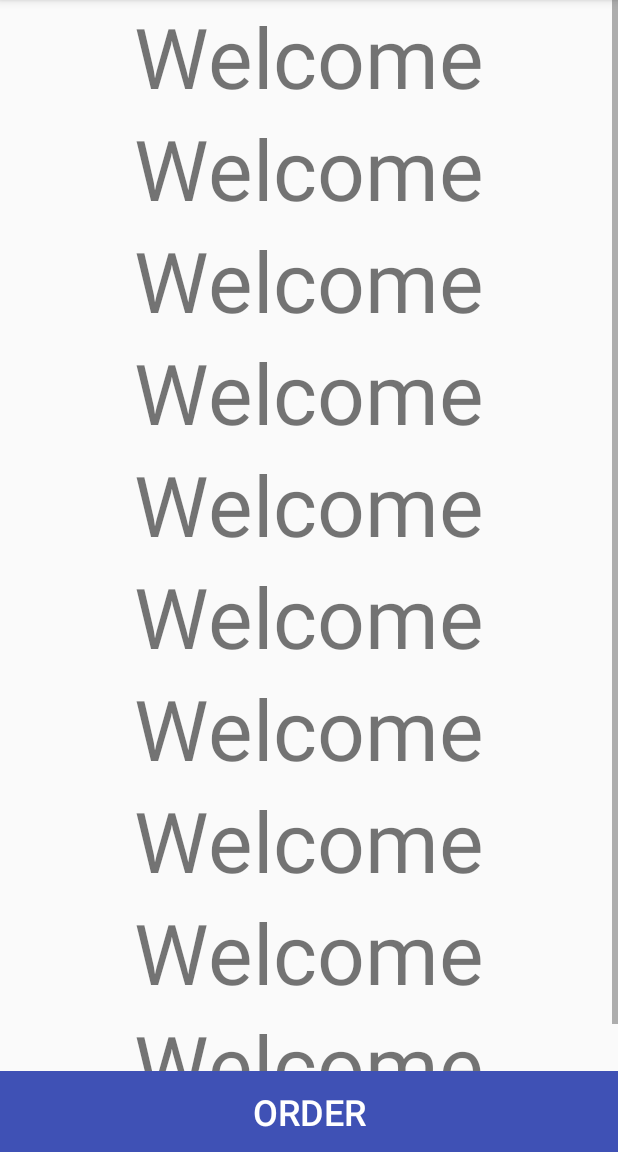
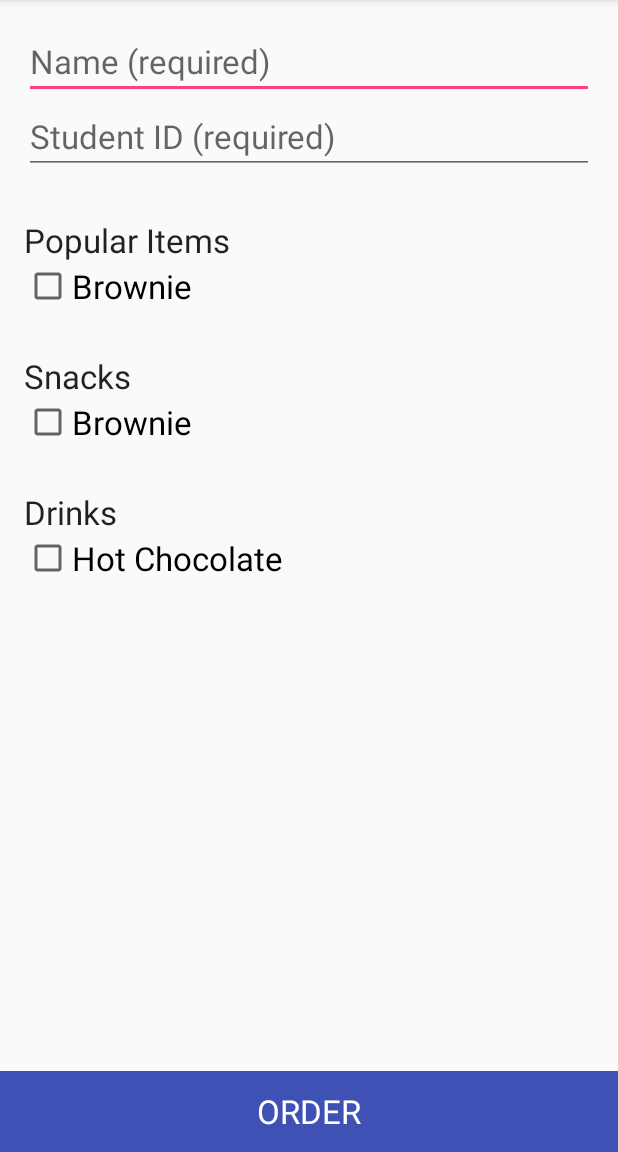
Before and after one commit to APcorp/kokopelli, an Android app: the MainActivity screen opened directly, with no data from a screen before it, on a phone screen of 412 x 824 dp, the part 84-1236 px from its top. Run offline under Robolectric (Android 15) with nearby library versions, the phone set to English and light mode, and no system bars.

Commit message:
Added some stuff to the Main Activity

```diff
--- a/app/src/main/java/comapcorp/github/kokopelliorderform/MainActivity.java
+++ b/app/src/main/java/comapcorp/github/kokopelliorderform/MainActivity.java
@@ -2,12 +2,83 @@ package comapcorp.github.kokopelliorderform;
 
 import android.support.v7.app.AppCompatActivity;
 import android.os.Bundle;
+import android.text.Editable;
+import android.text.TextWatcher;
+import android.widget.Button;
+import android.widget.CheckBox;
+import android.widget.CompoundButton;
+import android.widget.EditText;
+
+import java.util.ArrayList;
 
 public class MainActivity extends AppCompatActivity {
+
+    boolean nameEntered;
+    boolean idEntered;
+    boolean itemSelected;
+    EditText etxtName;
+    EditText etxtId;
+    Button btnOrder;
+    ArrayList<OrderedItem> cart;
 
     @Override
     protected void onCreate(Bundle savedInstanceState) {
         super.onCreate(savedInstanceState);
         setContentView(R.layout.activity_main);
+
+        nameEntered = false;
+        idEntered = false;
+        itemSelected = false;
+        btnOrder = (Button) findViewById(R.id.btnOrder);
+        etxtName = (EditText) findViewById(R.id.etxtName);
+        etxtId = (EditText) findViewById(R.id.etxtId);
+
+        cart = new ArrayList<OrderedItem>();
+
+        btnOrder.setEnabled(false);
+
+        etxtName.addTextChangedListener(new TextWatcher() {
+            @Override
+            public void beforeTextChanged(CharSequence s, int start, int count, int after) {
+
+            }
+
+            @Override
+            public void onTextChanged(CharSequence s, int start, int before, int count) {
+                nameEntered = !etxtName.getText().toString().equals("");
+                enableButton();
+            }
+
+            @Override
+            public void afterTextChanged(Editable s) {
+
+            }
+        });
+
+        etxtId.addTextChangedListener(new TextWatcher() {
+            @Override
+            public void beforeTextChanged(CharSequence s, int start, int count, int after) {
+
+            }
+
+            @Override
+            public void onTextChanged(CharSequence s, int start, int before, int count) {
+                idEntered = !etxtName.getText().toString().equals("");
+                enableButton();
+            }
+
+            @Override
+            public void afterTextChanged(Editable s) {
+
+            }
+        });
+
+    }
+
+    private void enableButton() {
+        if (nameEntered && idEntered && itemSelected)
+            btnOrder.setEnabled(true);
+        else
+            btnOrder.setEnabled(false);
     }
 }
--- /dev/null
+++ b/app/src/main/java/comapcorp/github/kokopelliorderform/OrderedItem.java
@@ -0,0 +1,30 @@
+package comapcorp.github.kokopelliorderform;
+
+/**
+ * Created by Theodore on 5/8/16.
+ */
+public class OrderedItem {
+    private String itemName;
+    private int quantity;
+
+    public OrderedItem(String name, int quantity) {
+        itemName = name;
+        this.quantity = quantity;
+    }
+
+    public String getItemName() {
+        return itemName;
+    }
+
+    public int getQuantity() {
+        return quantity;
+    }
+
+    public void setItemName(String newName) {
+        itemName = newName;
+    }
+
+    public void setQuantity(int newQuantity) {
+        quantity = newQuantity;
+    }
+}
--- a/app/src/main/java/comapcorp/github/kokopelliorderform/WelcomeScreen.java
+++ b/app/src/main/java/comapcorp/github/kokopelliorderform/WelcomeScreen.java
@@ -19,7 +19,10 @@ public class WelcomeScreen extends AppCompatActivity {
             getSupportActionBar().hide();
 
         setContentView(R.layout.activity_welcome_screen);
-        setTitle("Welcome");
+
+        Button btnNewOrder = (Button) findViewById(R.id.btnNew);
+        btnNewOrder.setEnabled(false);
+
     }
 
     public void goToMain(View v) {
--- a/app/src/main/res/layout/activity_main.xml
+++ b/app/src/main/res/layout/activity_main.xml
@@ -9,103 +9,125 @@
     <ScrollView
         android:layout_width="match_parent"
         android:layout_height="0dp"
-        android:layout_weight="1">
+        android:layout_weight="1"
+        android:padding="16dp">
+
 
         <LinearLayout
             android:layout_width="match_parent"
             android:layout_height="wrap_content"
             android:orientation="vertical">
 
+
+            <EditText
+                android:id="@+id/etxtName"
+                android:layout_width="match_parent"
+                android:layout_height="wrap_content"
+                android:hint="@string/etxt_name_hint"
+                android:maxLength="50"
+                android:maxLines="1"
+                android:textAppearance="?android:textAppearanceLarge" />
+
+            <EditText
+                android:id="@+id/etxtId"
+                android:layout_width="match_parent"
+                android:layout_height="wrap_content"
+                android:hint="@string/etxt_id_hint"
+                android:maxLength="6"
+                android:maxLines="1"
+                android:textAppearance="?android:textAppearanceLarge" />
+
             <TextView
-
                 android:layout_width="wrap_content"
                 android:layout_height="wrap_content"
-                android:layout_gravity="center_horizontal"
-                android:text="Welcome"
-                android:textSize="56sp" />
+                android:textAppearance="?android:textAppearanceLarge" />
+
+            <TextView
+                android:layout_width="match_parent"
+                android:layout_height="wrap_content"
+                android:text="@string/txt_popular_text"
+                android:textAppearance="?android:textAppearanceLarge" />
+
+            <LinearLayout
+                android:layout_width="match_parent"
+                android:layout_height="wrap_content"
+                android:gravity="center_vertical">
+
+                <CheckBox
+                    android:id="@+id/cbxBrownie"
+                    android:layout_width="wrap_content"
+                    android:layout_height="wrap_content"
+                    android:text="@string/cbx_brownie_text"
+                    android:textAppearance="?android:textAppearanceLarge" />
+
+            </LinearLayout>
 
             <TextView
 
                 android:layout_width="wrap_content"
                 android:layout_height="wrap_content"
-                android:layout_gravity="center_horizontal"
-                android:text="Welcome"
-                android:textSize="56sp" />
+                android:textAppearance="?android:textAppearanceLarge" />
+
+            <TextView
+                android:layout_width="wrap_content"
+                android:layout_height="wrap_content"
+                android:text="@string/txt_snacks_text"
+                android:textAppearance="?android:textAppearanceLarge" />
+
+            <LinearLayout
+                android:layout_width="match_parent"
+                android:layout_height="wrap_content"
+                android:gravity="center_vertical">
+
+                <CheckBox
+                    android:id="@id/cbxBrownie"
+                    android:layout_width="wrap_content"
+                    android:layout_height="wrap_content"
+                    android:text="@string/cbx_brownie_text"
+                    android:textAppearance="?android:textAppearanceLarge" />
+
+
+            </LinearLayout>
 
             <TextView
 
                 android:layout_width="wrap_content"
                 android:layout_height="wrap_content"
-                android:layout_gravity="center_horizontal"
-                android:text="Welcome"
-                android:textSize="56sp" />
+                android:textAppearance="?android:textAppearanceLarge" />
 
             <TextView
+                android:layout_width="match_parent"
+                android:layout_height="wrap_content"
+                android:text="@string/txt_drinks_text"
+                android:textAppearance="?android:textAppearanceLarge" />
 
-                android:layout_width="wrap_content"
+            <LinearLayout
+                android:layout_width="match_parent"
                 android:layout_height="wrap_content"
-                android:layout_gravity="center_horizontal"
-                android:text="Welcome"
-                android:textSize="56sp" />
+                android:gravity="center_vertical">
 
-            <TextView
+                <CheckBox
+                    android:id="@+id/cbxHotChocolate"
+                    android:layout_width="wrap_content"
+                    android:layout_height="wrap_content"
+                    android:text="@string/cbx_hot_chocolate_text"
+                    android:textAppearance="?android:textAppearanceLarge" />
 
-                android:layout_width="wrap_content"
-                android:layout_height="wrap_content"
-                android:layout_gravity="center_horizontal"
-                android:text="Welcome"
-                android:textSize="56sp" />
+            </LinearLayout>
 
-            <TextView
-
-                android:layout_width="wrap_content"
-                android:layout_height="wrap_content"
-                android:layout_gravity="center_horizontal"
-                android:text="Welcome"
-                android:textSize="56sp" />
-
-            <TextView
-
-                android:layout_width="wrap_content"
-                android:layout_height="wrap_content"
-                android:layout_gravity="center_horizontal"
-                android:text="Welcome"
-                android:textSize="56sp" />
-
-            <TextView
-
-                android:layout_width="wrap_content"
-                android:layout_height="wrap_content"
-                android:layout_gravity="center_horizontal"
-                android:text="Welcome"
-                android:textSize="56sp" />
-
-            <TextView
-
-                android:layout_width="wrap_content"
-                android:layout_height="wrap_content"
-                android:layout_gravity="center_horizontal"
-                android:text="Welcome"
-                android:textSize="56sp" />
-
-            <TextView
-
-                android:layout_width="wrap_content"
-                android:layout_height="wrap_content"
-                android:layout_gravity="center_horizontal"
-                android:text="Welcome"
-                android:textSize="56sp" />
 
         </LinearLayout>
     </ScrollView>
 
     <Button
+        android:id="@+id/btnOrder"
         style="?android:buttonBarButtonStyle"
         android:layout_width="match_parent"
         android:layout_height="wrap_content"
         android:layout_gravity="center"
         android:background="@color/colorPrimary"
-        android:text="ORDER"
-        android:textColor="@android:color/white"
-        android:textSize="24sp" />
+        android:enabled="false"
+        android:text="@string/btn_order_text"
+        android:textAppearance="?android:textAppearanceLarge"
+        android:textColor="@android:color/white" />
 </LinearLayout>
--- a/app/src/main/res/layout/activity_welcome_screen.xml
+++ b/app/src/main/res/layout/activity_welcome_screen.xml
@@ -4,13 +4,14 @@
 <LinearLayout xmlns:android="http://schemas.android.com/apk/res/android"
     android:layout_width="match_parent"
     android:layout_height="match_parent"
-    android:orientation="vertical">
+    android:orientation="vertical"
+    android:clickable="false">
 
     <LinearLayout
         android:layout_width="wrap_content"
         android:layout_height="0dp"
+        android:layout_gravity="center"
         android:layout_weight="1"
-        android:layout_gravity="center"
         android:gravity="center"
         android:orientation="vertical">
 
--- a/app/src/main/res/values/strings.xml
+++ b/app/src/main/res/values/strings.xml
@@ -4,4 +4,12 @@
     <string name="welcome_subtitle">Goodness awaits</string>
     <string name="welcome_message">Welcome</string>
     <string name="button_fav_text">Favorites</string>
+    <string name="etxt_name_hint">Name (required)</string>
+    <string name="etxt_id_hint">Student ID (required)</string>
+    <string name="txt_popular_text">Popular Items</string>
+    <string name="txt_snacks_text">Snacks</string>
+    <string name="txt_drinks_text">Drinks</string>
+    <string name="btn_order_text">ORDER</string>
+    <string name="cbx_brownie_text">Brownie</string>
+    <string name="cbx_hot_chocolate_text">Hot Chocolate</string>
 </resources>
```
